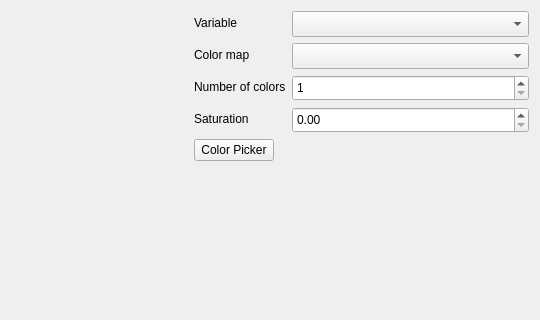
Qt form smoke/view/colormaptab.ui (bvanloon/Scientific-Visualization) before a commit; both pictures show x 158 to 698 and y 0 to 320 of the 698 by 799 pixel window.
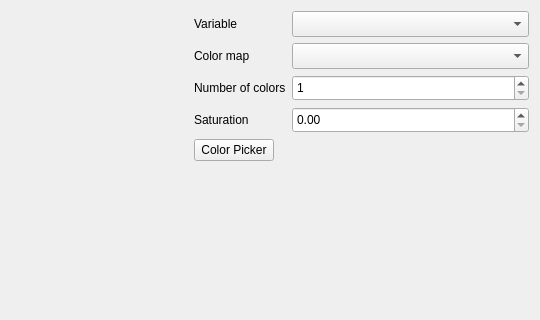
The same form after that commit. Custom widgets are drawn as their Qt base class.

Commit message: Fixed the alginment of the labels.

```diff
--- a/smoke/view/colormaptab.ui
+++ b/smoke/view/colormaptab.ui
@@ -27,11 +27,20 @@
        <property name="rowWrapPolicy">
         <enum>QFormLayout::DontWrapRows</enum>
        </property>
+       <property name="formAlignment">
+        <set>Qt::AlignLeading|Qt::AlignLeft|Qt::AlignTop</set>
+       </property>
        <property name="bottomMargin">
         <number>20</number>
        </property>
        <item row="0" column="0">
         <widget class="QLabel" name="variableSelectorLabel">
+         <property name="minimumSize">
+          <size>
+           <width>0</width>
+           <height>26</height>
+          </size>
+         </property>
          <property name="toolTip">
           <string>the scalar variable to use to determine the color</string>
          </property>
@@ -52,6 +61,12 @@
        </item>
        <item row="1" column="0">
         <widget class="QLabel" name="colormapSelectorLabel">
+         <property name="minimumSize">
+          <size>
+           <width>0</width>
+           <height>26</height>
+          </size>
+         </property>
          <property name="toolTip">
           <string>the colormap to be used</string>
          </property>
@@ -75,7 +90,7 @@
          <property name="minimumSize">
           <size>
            <width>0</width>
-           <height>0</height>
+           <height>26</height>
           </size>
          </property>
          <property name="toolTip">
@@ -88,6 +103,12 @@
        </item>
        <item row="3" column="0">
         <widget class="QLabel" name="sautrationlabel">
+         <property name="minimumSize">
+          <size>
+           <width>0</width>
+           <height>26</height>
+          </size>
+         </property>
          <property name="text">
           <string>Saturation</string>
          </property>
```
